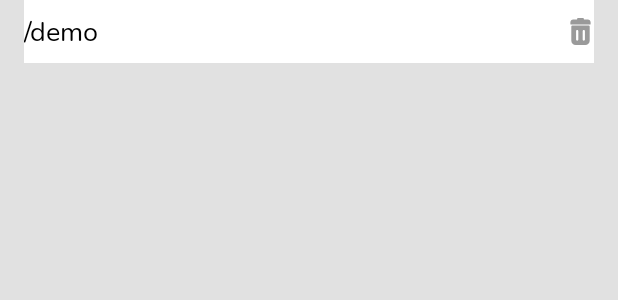
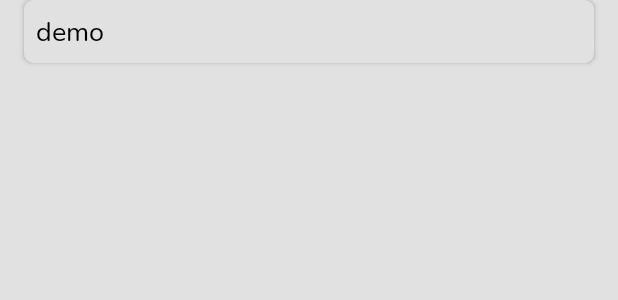
Before and after one commit to code-gambit/VT-AndroidClient, an Android app: the layout url_list_item.xml on its own in the app's theme, with its tools: preview values and no code run, on a phone screen of 412 x 824 dp. Shown: the top 300 px of the screen. Run offline under Robolectric (Android 15) with nearby library versions, the phone set to English and light mode, and no system bars.

Commit message:
url delete feature implemented, with minor fixes

```diff
--- a/app/src/main/java/com/github/code/gambit/data/entity/network/UrlNetworkEntity.kt
+++ b/app/src/main/java/com/github/code/gambit/data/entity/network/UrlNetworkEntity.kt
@@ -23,7 +23,7 @@ class UrlNetworkEntity(
 
     @SerializedName("visible")
     @Expose
-    var visible: String,
+    var visible: Boolean,
 
     @SerializedName("clicks_left")
     @Expose
--- a/app/src/main/java/com/github/code/gambit/data/mapper/network/UrlNetworkMapper.kt
+++ b/app/src/main/java/com/github/code/gambit/data/mapper/network/UrlNetworkMapper.kt
@@ -15,7 +15,7 @@ constructor() : EntityMapper<UrlNetworkEntity, Url> {
             fileId = entity.pk,
             hash = entity.hash,
             timestamp = entity.sk.split("#")[1],
-            visible = entity.visible == "true",
+            visible = entity.visible,
             clicksLeft = entity.clicks_left
         )
     }
@@ -24,7 +24,7 @@ constructor() : EntityMapper<UrlNetworkEntity, Url> {
         return UrlNetworkEntity(
             hash = domainModel.hash,
             gs1_pk = domainModel.id,
-            visible = domainModel.visible.toString(),
+            visible = domainModel.visible,
             clicks_left = domainModel.clicksLeft
         )
     }
--- a/app/src/main/java/com/github/code/gambit/data/remote/NetworkDataSource.kt
+++ b/app/src/main/java/com/github/code/gambit/data/remote/NetworkDataSource.kt
@@ -13,8 +13,8 @@ interface NetworkDataSource {
 
     suspend fun getUrls(fileId: String): List<Url>
     suspend fun generateUrl(url: Url): Url
-    suspend fun updateUrl(fileId: String, urlId: String, url: Url): Url
-    suspend fun deleteUrl(fileId: String, urlId: String): Url
+    suspend fun updateUrl(url: Url): Url
+    suspend fun deleteUrl(url: Url): Url
 
     suspend fun getUser(): User
     suspend fun updateUser(user: User): User
--- a/app/src/main/java/com/github/code/gambit/data/remote/services/ApiService.kt
+++ b/app/src/main/java/com/github/code/gambit/data/remote/services/ApiService.kt
@@ -53,7 +53,7 @@ interface ApiService {
     suspend fun getUrls(@Path(AppConstant.API_PATH.FILE_ID) fileId: String): ListResponse<UrlNetworkEntity>
 
     @POST("file/{${AppConstant.API_PATH.FILE_ID}}/url")
-    suspend fun generateUrl(@Path(AppConstant.API_PATH.FILE_ID) fileId: String, @Body urlNetworkEntity: UrlNetworkEntity): Response<String>
+    suspend fun generateUrl(@Path(AppConstant.API_PATH.FILE_ID) fileId: String, @Body urlNetworkEntity: UrlNetworkEntity): Response<UrlNetworkEntity>
 
     @PUT("file/{${AppConstant.API_PATH.FILE_ID}}/url/{${AppConstant.API_PATH.URL_ID}}")
     suspend fun updateUrl(
--- a/app/src/main/java/com/github/code/gambit/data/remote/services/url/UrlService.kt
+++ b/app/src/main/java/com/github/code/gambit/data/remote/services/url/UrlService.kt
@@ -5,7 +5,7 @@ import com.github.code.gambit.data.entity.network.UrlNetworkEntity
 interface UrlService {
 
     suspend fun getUrls(fileId: String): List<UrlNetworkEntity>
-    suspend fun generateUrl(fileId: String, urlNetworkEntity: UrlNetworkEntity): String
+    suspend fun generateUrl(fileId: String, urlNetworkEntity: UrlNetworkEntity): UrlNetworkEntity
     suspend fun updateUrl(fileId: String, urlId: String, urlNetworkEntity: UrlNetworkEntity): UrlNetworkEntity
     suspend fun deleteUrl(fileId: String, urlId: String): UrlNetworkEntity
 }
--- a/app/src/main/java/com/github/code/gambit/repositories/home/HomeRepository.kt
+++ b/app/src/main/java/com/github/code/gambit/repositories/home/HomeRepository.kt
@@ -14,4 +14,6 @@ interface HomeRepository {
     suspend fun deleteFile(file: File): Flow<ServiceResult<Boolean>>
     suspend fun generateUrl(file: File): Flow<ServiceResult<Url>>
     suspend fun getUrls(fileId: String): Flow<ServiceResult<List<Url>>>
+    suspend fun updateUrl(url: Url): Flow<ServiceResult<Url>>
+    suspend fun deleteUrl(url: Url): Flow<ServiceResult<Url>>
 }
--- a/app/src/main/res/layout/url_list_item.xml
+++ b/app/src/main/res/layout/url_list_item.xml
@@ -1,95 +1,28 @@
 <?xml version="1.0" encoding="utf-8"?>
-<RelativeLayout xmlns:android="http://schemas.android.com/apk/res/android"
-    xmlns:app="http://schemas.android.com/apk/res-auto"
+<androidx.cardview.widget.CardView xmlns:android="http://schemas.android.com/apk/res/android"
     xmlns:tools="http://schemas.android.com/tools"
     android:layout_width="match_parent"
     android:layout_height="wrap_content"
+    xmlns:app="http://schemas.android.com/apk/res-auto"
     android:layout_marginStart="@dimen/root_side_margin"
     android:layout_marginEnd="@dimen/root_side_margin"
     android:layout_marginBottom="@dimen/root_side_margin"
-    android:background="@color/raw_white">
+    app:cardBackgroundColor="@color/raw_primary_light"
+    app:cardCornerRadius="6dp">
 
-    <TextView
-        android:id="@+id/id"
+    <RelativeLayout
         android:layout_width="match_parent"
-        android:layout_height="wrap_content"
-        android:layout_toStartOf="@id/click_counter_container"
-        android:lines="1"
-        android:textColor="@color/raw_black"
-        tools:text="/demo"
-        android:textSize="18sp"
-        android:paddingBottom="8dp"
-        android:paddingTop="8dp"/>
-
-    <ImageView
-        android:id="@+id/delete"
-        android:layout_width="@dimen/options_icon_size"
-        android:layout_height="@dimen/options_icon_size"
-        android:layout_alignParentEnd="true"
-        android:layout_marginStart="@dimen/url_options_spacing"
-        android:src="@drawable/ic_delete_bin"
-        app:tint="@color/raw_dark_grey"
-        tools:ignore="ContentDescription"
-        android:layout_centerVertical="true"/>
-
-    <ImageView
-        android:id="@+id/visibility_toggle"
-        android:layout_width="@dimen/options_icon_size"
-        android:layout_height="@dimen/options_icon_size"
-        android:layout_marginStart="@dimen/url_options_spacing"
-        android:layout_toStartOf="@id/delete"
-        android:src="@drawable/ic_invisible"
-        app:tint="@color/raw_dark_grey"
-        tools:ignore="ContentDescription"
-        android:visibility="gone"/>
-
-    <LinearLayout
-        android:id="@+id/click_counter_container"
-        android:layout_width="wrap_content"
-        android:layout_height="wrap_content"
-        android:layout_marginStart="@dimen/url_options_spacing"
-        android:layout_toStartOf="@id/visibility_toggle"
-        android:gravity="center_vertical"
-        android:visibility="gone">
-
-        <androidx.cardview.widget.CardView
-            android:layout_width="@dimen/options_icon_size"
-            android:layout_height="@dimen/options_icon_size"
-            app:cardBackgroundColor="@color/raw_dark_grey"
-            app:cardCornerRadius="2dp">
-
-            <ImageView
-                android:id="@+id/decrement"
-                android:layout_width="match_parent"
-                android:layout_height="match_parent"
-                android:padding="6dp"
-                android:src="@drawable/ic_delete"
-                app:tint="@color/raw_black"
-                tools:ignore="ContentDescription" />
-        </androidx.cardview.widget.CardView>
+        android:layout_height="wrap_content">
 
         <TextView
-            android:id="@+id/click_counter"
-            android:layout_width="wrap_content"
+            android:id="@+id/id"
+            android:layout_width="match_parent"
             android:layout_height="wrap_content"
-            android:paddingStart="8dp"
-            android:paddingEnd="8dp"
-            android:text="@string/default_click_count" />
-
-        <androidx.cardview.widget.CardView
-            android:layout_width="@dimen/options_icon_size"
-            android:layout_height="@dimen/options_icon_size"
-            app:cardBackgroundColor="@color/raw_dark_grey"
-            app:cardCornerRadius="2dp">
-
-            <ImageView
-                android:id="@+id/increment"
-                android:layout_width="match_parent"
-                android:layout_height="match_parent"
-                android:padding="6dp"
-                android:src="@drawable/ic_plus"
-                app:tint="@color/raw_black"
-                tools:ignore="ContentDescription" />
-        </androidx.cardview.widget.CardView>
-    </LinearLayout>
-</RelativeLayout>
+            android:layout_alignParentStart="true"
+            android:lines="1"
+            android:textColor="@color/raw_black"
+            android:textSize="18sp"
+            tools:text="demo"
+            android:padding="8dp"/>
+    </RelativeLayout>
+</androidx.cardview.widget.CardView>
--- a/app/src/main/res/values-night/colors.xml
+++ b/app/src/main/res/values-night/colors.xml
@@ -9,6 +9,8 @@
     <color name="secondaryVariant">#EB6D6D</color>
     <color name="onSecondary">#EB6D6D</color>
 
+    <color name="secondary_light">#80EB6D6D</color>
+
     <color name="auth_bottom_bar">#4C4C4C</color>
 
     <color name="login_signup_button_color">#EB6D6D</color>
--- a/app/src/main/res/values/colors.xml
+++ b/app/src/main/res/values/colors.xml
@@ -8,6 +8,8 @@
     <color name="secondary">#63C2D2</color>
     <color name="secondaryVariant">#63C2D2</color>
     <color name="onSecondary">#63C2D2</color>
+
+    <color name="secondary_light">#8063C2D2</color>
 
     <color name="auth_bottom_bar">#63C2D2</color>
 
@@ -36,4 +38,5 @@
 
     <color name="spotlightBackground">#E9000000</color>
 
+    <color name="raw_primary_light">#E1E1E1</color>
 </resources>
--- a/app/src/main/res/values/strings.xml
+++ b/app/src/main/res/values/strings.xml
@@ -86,4 +86,9 @@
     <string name="file_meta_data_info">Recent uploading file appear here\nAdd file from home page</string>
     <string name="file_search_info">Your search result appear here\nEnter file name to search</string>
     <string name="empty_file_search_result">Oops!!\nNo file matching with that name</string>
+    <string name="click_count">Click count</string>
+    <string name="is_visible">Is Visible</string>
+    <string name="submit">Submit</string>
+    <string name="no_change">No change</string>
+    <string name="delete">Delete</string>
 </resources>
```
Also changed, not shown: app/src/main/java/com/github/code/gambit/data/remote/NetworkDataSourceImpl.kt (+8 -5 lines), app/src/main/java/com/github/code/gambit/data/remote/services/url/UrlServiceImpl.kt (+4 -3 lines), app/src/main/java/com/github/code/gambit/repositories/home/HomeRepositoryImpl.kt (+23 -1 lines), app/src/main/java/com/github/code/gambit/ui/fragment/home/FileListAdapter.kt (+19 -0 lines), app/src/main/java/com/github/code/gambit/ui/fragment/home/main/HomeFragment.kt (+36 -2 lines), app/src/main/java/com/github/code/gambit/ui/fragment/home/main/HomeViewModel.kt (+48 -4 lines), app/src/main/java/com/github/code/gambit/ui/fragment/home/urlcomponent/UrlComponent.kt (added, +25 -0 lines), app/src/main/java/com/github/code/gambit/ui/fragment/home/urlcomponent/UrlComponentImpl.kt (added, +131 -0 lines), app/src/main/java/com/github/code/gambit/utility/extention/extension.kt (+9 -0 lines), app/src/main/res/layout/url_edit_layout.xml (added, +145 -0 lines).
